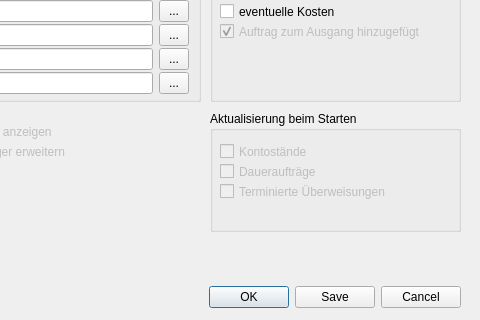
Above: src/dialogs/dialogsettings.ui from schmufu/abtransfers before the change; both pictures show x 240 to 720 and y 99 to 419 of the 720 by 419 pixel window. Below: the same form after it.
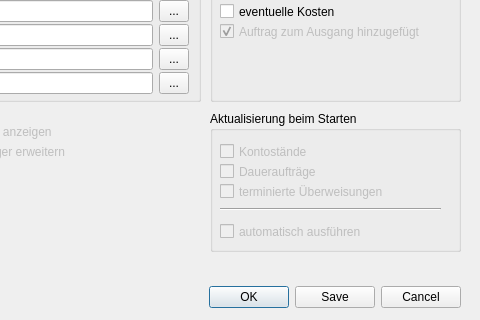
That is the form after the change. Icons and pictures are not drawn.

Commit message: Hilfetexte angelegt und korrigiert.

```diff
--- a/src/dialogs/dialogsettings.ui
+++ b/src/dialogs/dialogsettings.ui
@@ -350,7 +350,7 @@
      <x>450</x>
      <y>210</y>
      <width>251</width>
-     <height>121</height>
+     <height>141</height>
     </rect>
    </property>
    <property name="title">
@@ -416,7 +416,41 @@
 terminierten Überweisungen in den Ausgang eingestellt.</string>
     </property>
     <property name="text">
-     <string>Terminierte Überweisungen</string>
+     <string>terminierte Überweisungen</string>
+    </property>
+   </widget>
+   <widget class="Line" name="line">
+    <property name="geometry">
+     <rect>
+      <x>10</x>
+      <y>90</y>
+      <width>221</width>
+      <height>16</height>
+     </rect>
+    </property>
+    <property name="orientation">
+     <enum>Qt::Horizontal</enum>
+    </property>
+   </widget>
+   <widget class="QCheckBox" name="checkBox_5">
+    <property name="enabled">
+     <bool>false</bool>
+    </property>
+    <property name="geometry">
+     <rect>
+      <x>10</x>
+      <y>110</y>
+      <width>231</width>
+      <height>21</height>
+     </rect>
+    </property>
+    <property name="toolTip">
+     <string>Wenn aktiviert werden die gewählten Aufträge nicht nur
+in den Ausgang gestellt sondern auch bereits gleich
+nach dem starten zum Insititut übertragen.</string>
+    </property>
+    <property name="text">
+     <string>automatisch ausführen</string>
     </property>
    </widget>
   </widget>
```
Left out of the diff: 56 changed lines with no effect on the pictures.
